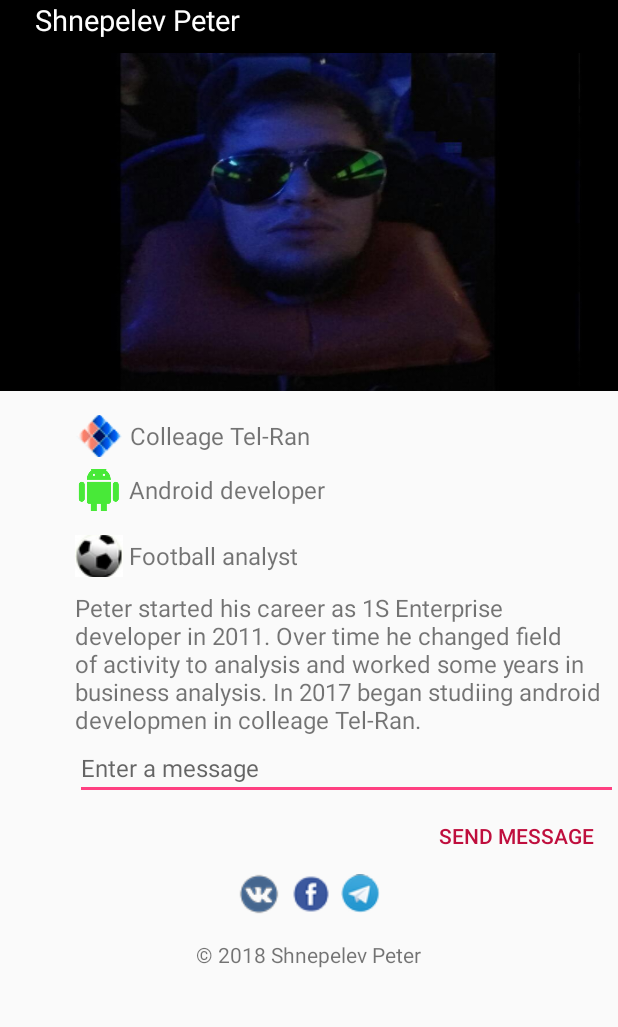
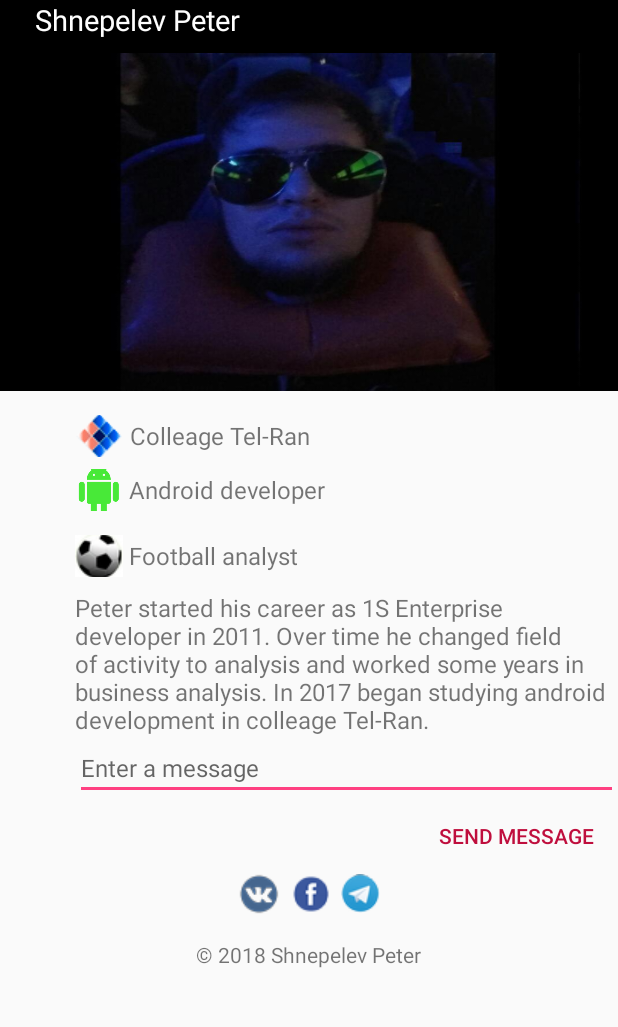
Before and after one commit to Legat/Exercise2, an Android app: the screen it shows after launch (MainActivity), on a phone screen of 412 x 824 dp, the part 84-1111 px from its top. Run offline under Robolectric (Android 15) with nearby library versions, the phone set to English and light mode, and no system bars.

Commit message:
edit text desceiption. Add one line string.

```diff
--- a/app/src/main/res/layout-land/activity_main.xml
+++ b/app/src/main/res/layout-land/activity_main.xml
@@ -76,8 +76,8 @@
                 <TextView
                     android:layout_width="wrap_content"
                     android:layout_height="wrap_content"
-                    android:text="Peter started his career as 1S Enterprise developer in 2011. Over time he changed field of activity to analysis and worked some years in business analysis. In 2017 began studiing android developmen in colleage Tel-Ran."
-                    android:textSize="11sp"
+                    android:text="@string/describtion"
+                    android:textSize="14sp"
 
                     />
 
--- a/app/src/main/res/layout/activity_main.xml
+++ b/app/src/main/res/layout/activity_main.xml
@@ -79,7 +79,7 @@
             <TextView
                 android:layout_width="wrap_content"
                 android:layout_height="wrap_content"
-                android:text="Peter started his career as 1S Enterprise developer in 2011. Over time he changed field of activity to analysis and worked some years in business analysis. In 2017 began studiing android developmen in colleage Tel-Ran."
+                android:text="@string/describtion"
                 android:textSize="@dimen/textkey"
                 android:layout_marginLeft="50dp"
                 />
--- a/app/src/main/res/values/strings.xml
+++ b/app/src/main/res/values/strings.xml
@@ -1,6 +1,5 @@
 <resources>
     <string name="app_name">Exercise2</string>
-
     <string name="person_name">\u0020\u0020\u0020\u0020\u0020Shnepelev Peter</string>
     <string name="hint">Enter a message</string>
     <string name="message">Send message</string>
@@ -10,4 +9,5 @@
     <string name="footbal">\u0020Football analyst</string>
     <string name="disclaimer">© 2018 Shnepelev Peter</string>
     <string name="executing">You haven not suitable app for executing</string>
+    <string name="describtion">Peter started his career as 1S Enterprise developer in 2011. Over time he changed field of activity to analysis and worked some years in business analysis. In 2017 began studying android development in colleage Tel-Ran.</string>
 </resources>
```
